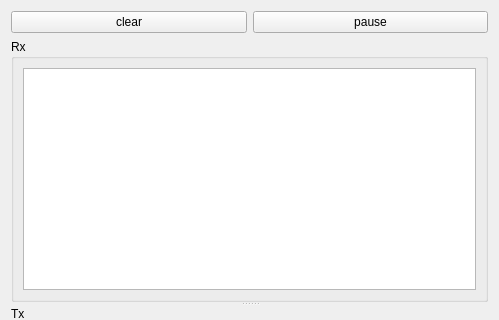
Qt form forms/traffic.ui (t0beers/ndlcom) before a commit; both pictures show x 0 to 499 and y 0 to 320 of the 499 by 579 pixel window.
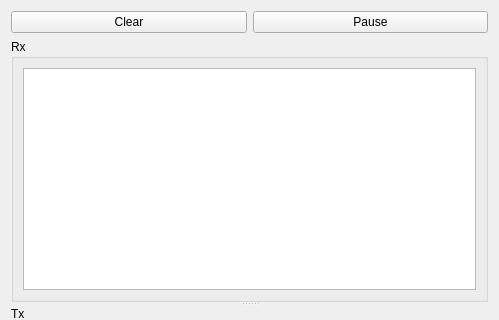
The same form after that commit.

Commit message: [lib/NDLCom] by pressing the stop button text and icon changed to Resume instead of a clicked button

Diff of the .ui file:
```diff
--- a/forms/traffic.ui
+++ b/forms/traffic.ui
@@ -25,17 +25,17 @@
      <item>
       <widget class="QPushButton" name="clear">
        <property name="text">
-        <string>clear</string>
+        <string>Clear</string>
        </property>
       </widget>
      </item>
      <item>
       <widget class="QPushButton" name="pause">
        <property name="text">
-        <string>pause</string>
+        <string>Pause</string>
        </property>
        <property name="checkable">
-        <bool>true</bool>
+        <bool>false</bool>
        </property>
       </widget>
      </item>
```
The commit also changes 4 other files.
